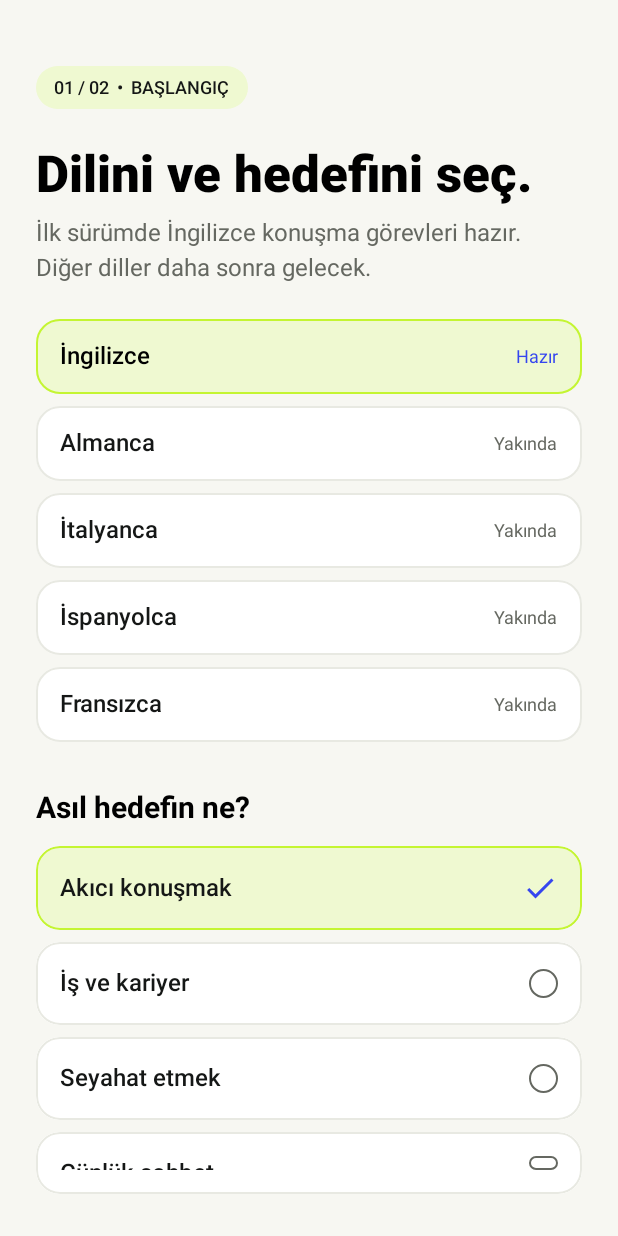
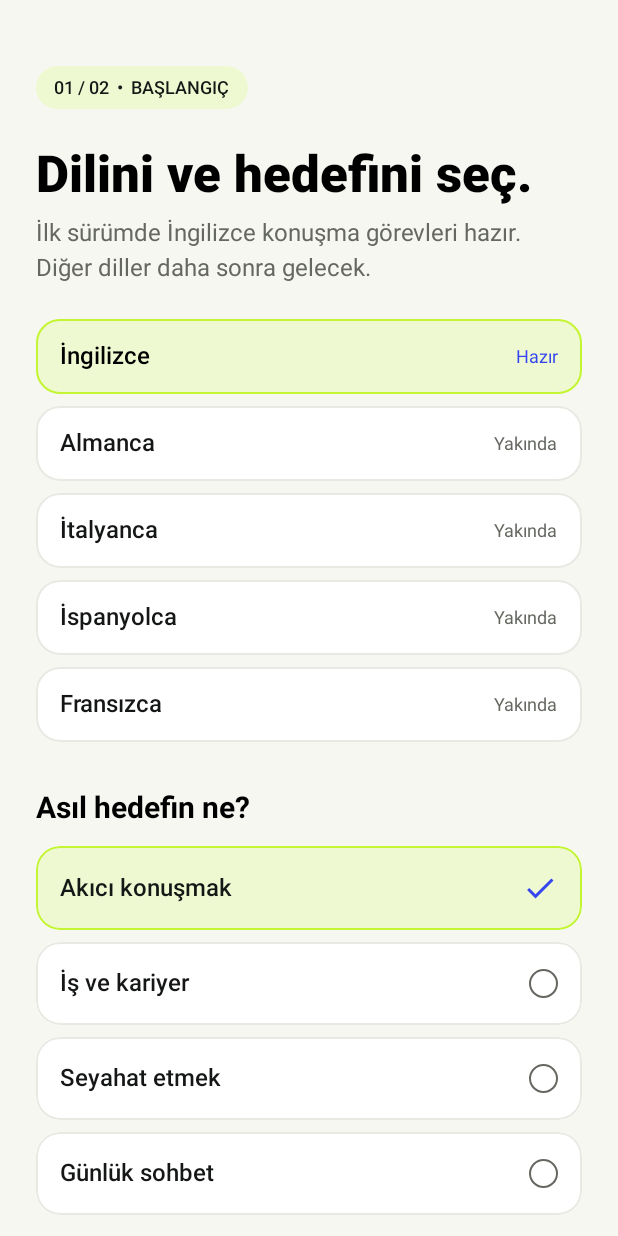
Before and after one commit to mehmetdem2005/Dev-PLAN, an Android app built with Jetpack Compose: the screen it shows after launch (MainActivity), after a tap on "Hadi başlayalım", on a phone screen of 412 x 824 dp. Run offline under Robolectric (Android 15) with nearby library versions, the phone set to English and light mode, and no system bars.

Commit message:
Make YANKI onboarding responsive and scrollable on compact Android devices

```diff
--- a/app/src/main/java/dev/yanki/app/ui/CorePages.kt
+++ b/app/src/main/java/dev/yanki/app/ui/CorePages.kt
@@ -1,6 +1,8 @@
 package dev.yanki.app.ui
 
 import androidx.compose.foundation.background
+import androidx.compose.foundation.rememberScrollState
+import androidx.compose.foundation.verticalScroll
 import androidx.compose.foundation.border
 import androidx.compose.foundation.clickable
 import androidx.compose.foundation.layout.*
@@ -29,7 +31,7 @@ import dev.yanki.app.data.Mission
 
 @Composable
 fun WelcomePage(onStart: () -> Unit) {
-    Column(Modifier.fillMaxSize().background(Paper).padding(24.dp)) {
+    Column(Modifier.fillMaxSize().background(Paper).statusBarsPadding().navigationBarsPadding().verticalScroll(rememberScrollState()).padding(24.dp)) {
         Spacer(Modifier.height(24.dp))
         Row(verticalAlignment = Alignment.CenterVertically) {
             Row(Modifier.height(42.dp), verticalAlignment = Alignment.CenterVertically) {
@@ -49,7 +51,7 @@ fun WelcomePage(onStart: () -> Unit) {
             Spacer(Modifier.weight(1f))
             Pill("ANDROID  •  ÜCRETSİZ")
         }
-        Spacer(Modifier.weight(.5f))
+        Spacer(Modifier.height(38.dp))
         Box(Modifier.fillMaxWidth().height(265.dp).clip(RoundedCornerShape(30.dp)).background(Color(0xFFE7E8E2))) {
             MountainArt(Modifier.fillMaxSize())
             Box(Modifier.align(Alignment.BottomStart).padding(18.dp).clip(RoundedCornerShape(30.dp))
@@ -76,7 +78,7 @@ fun SetupPage(
     language: String, goal: String, onLanguage: (String) -> Unit,
     onGoal: (String) -> Unit, onNext: () -> Unit
 ) {
-    Column(Modifier.fillMaxSize().background(Paper).padding(24.dp)) {
+    Column(Modifier.fillMaxSize().background(Paper).statusBarsPadding().navigationBarsPadding().verticalScroll(rememberScrollState()).padding(24.dp)) {
         Spacer(Modifier.height(20.dp))
         Pill("01 / 02  •  BAŞLANGIÇ")
         Spacer(Modifier.height(24.dp))
@@ -113,7 +115,7 @@ fun SetupPage(
 
 @Composable
 fun CheckPage(answer: Int, onAnswer: (Int) -> Unit, onNext: () -> Unit) {
-    Column(Modifier.fillMaxSize().background(Paper).padding(24.dp)) {
+    Column(Modifier.fillMaxSize().background(Paper).statusBarsPadding().navigationBarsPadding().verticalScroll(rememberScrollState()).padding(24.dp)) {
         Spacer(Modifier.height(20.dp))
         Pill("02 / 02  •  ISINMA")
         Spacer(Modifier.height(24.dp))
@@ -137,7 +139,7 @@ fun CheckPage(answer: Int, onAnswer: (Int) -> Unit, onNext: () -> Unit) {
                 }
             }
         }
-        Spacer(Modifier.weight(1f))
+        Spacer(Modifier.height(36.dp))
         MajorButton(if(answer == -1) "Testi atla ve başla" else "İlk görevime geç", onNext)
         Spacer(Modifier.height(15.dp))
     }
```
